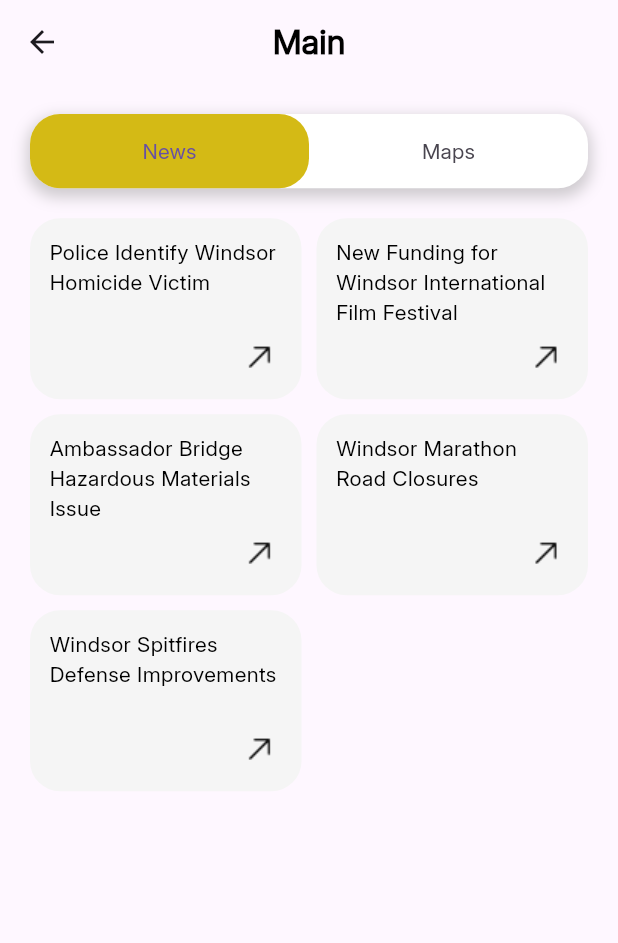
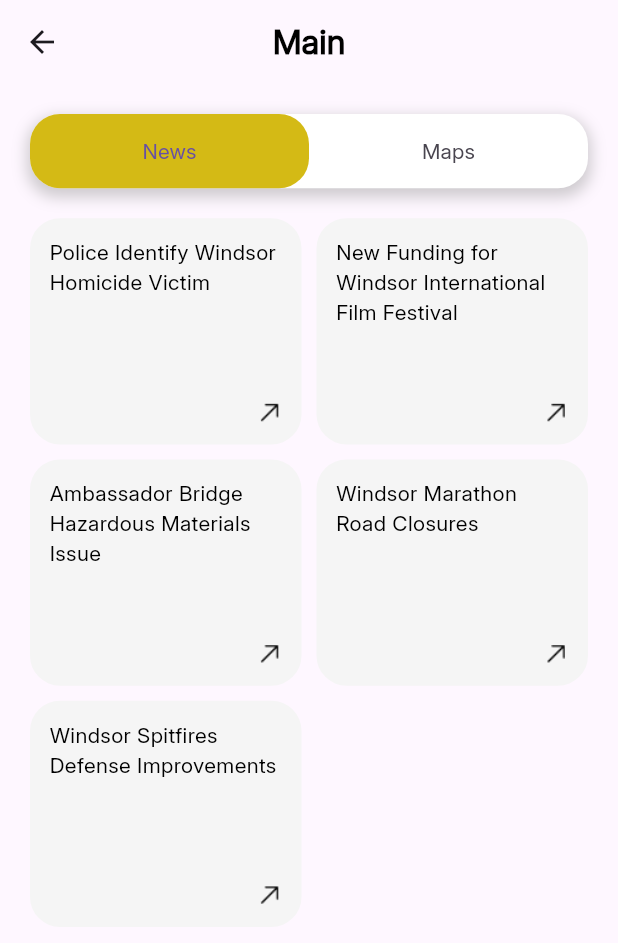
Before and after one commit to patt2005/windsor_caesar_hub, a Flutter app: the Main2 screen opened directly, on a phone screen of 412 x 824 dp. Shown: the top 943 px of the screen. Run offline on Flutter 3.47's test engine with Material 3 defaults, Android fonts, the phone set to English and light mode, and no system bars.

Commit message:
fixed home page

```diff
--- a/lib/pages/main2.dart
+++ b/lib/pages/main2.dart
@@ -3,6 +3,7 @@
 import 'package:flutter/services.dart';
 import 'package:windsor_caesar_hub/models/news.dart';
 import 'package:windsor_caesar_hub/pages/news_info_page.dart';
+import 'package:windsor_caesar_hub/utils/utils.dart';
 
 class Main2 extends StatefulWidget {
   const Main2({super.key});
@@ -42,8 +43,8 @@
               children: [
                 Image.asset(
                   "images/arrow.png",
-                  width: 30,
-                  height: 30,
+                  width: screenSize.height * 0.02,
+                  height: screenSize.height * 0.02,
                 ),
               ],
             ),
@@ -65,6 +66,7 @@
 
     return Scaffold(
       appBar: AppBar(
+        surfaceTintColor: Colors.transparent,
         systemOverlayStyle:
             const SystemUiOverlayStyle(statusBarBrightness: Brightness.light),
         backgroundColor: Colors.transparent,
@@ -107,7 +109,7 @@
                     indicatorWeight: 0.0,
                     dividerColor: Colors.transparent,
                     indicator: BoxDecoration(
-                      color: Color(0xFFD4BA15),
+                      color: const Color(0xFFD4BA15),
                       borderRadius: BorderRadius.circular(20),
                     ),
                     labelPadding: EdgeInsets.zero,
@@ -137,7 +139,7 @@
                               crossAxisCount: 2,
                               crossAxisSpacing: 10,
                               mainAxisSpacing: 10,
-                              childAspectRatio: 3 / 2,
+                              childAspectRatio: 3 / 2.5,
                             ),
                             itemCount: windsorNews.length,
                             itemBuilder: (context, index) {
```
Also changed, not shown: 3 other files.
